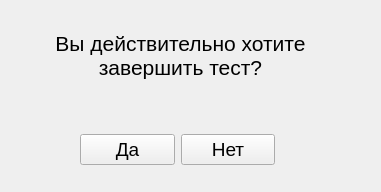
First picture: the form in ui/window_test_confirm.ui, repository vemneyy/educational-practice-gui, before the edit.
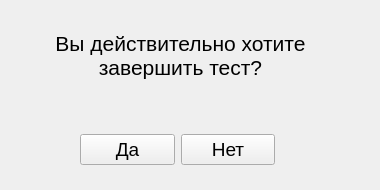
Second picture: the form after the edit.

The edit to the form file:
```diff
--- a/ui/window_test_confirm.ui
+++ b/ui/window_test_confirm.ui
@@ -6,10 +6,22 @@
    <rect>
     <x>0</x>
     <y>0</y>
-    <width>381</width>
-    <height>192</height>
+    <width>380</width>
+    <height>190</height>
    </rect>
   </property>
+  <property name="minimumSize">
+   <size>
+    <width>380</width>
+    <height>190</height>
+   </size>
+  </property>
+  <property name="maximumSize">
+   <size>
+    <width>380</width>
+    <height>190</height>
+   </size>
+  </property>
   <property name="windowTitle">
    <string>Подтверждение закрытия</string>
   </property>
@@ -37,7 +49,7 @@
     <bool>true</bool>
    </property>
   </widget>
-  <widget class="QWidget" name="">
+  <widget class="QWidget" name="layoutWidget">
    <property name="geometry">
     <rect>
      <x>80</x>
```
Left out of the diff: 2 changed lines with no effect on the pictures.
